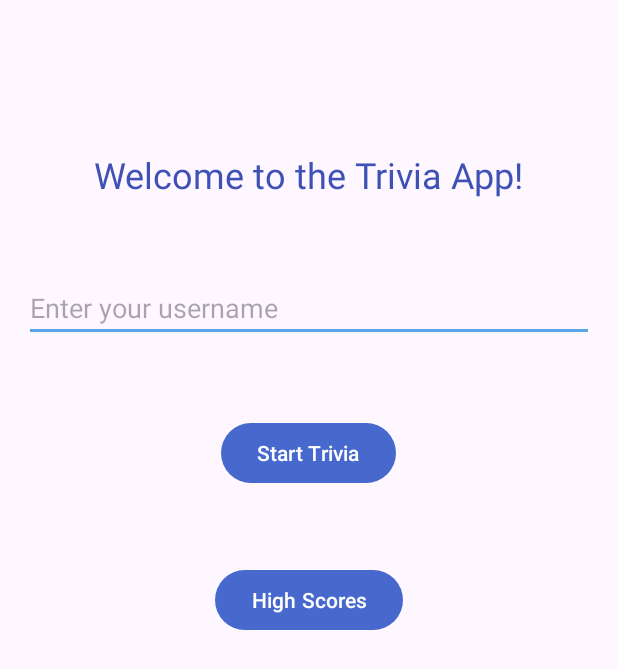
After one commit to h-okay/CST2335-Final-Project-Submission, an Android app: the layout trivia_user_details.xml on its own in the app's theme, with its tools: preview values and no code run, on a phone screen of 412 x 824 dp. The commit adds this screen. Shown: the top 669 px of the screen. Run offline under Robolectric (Android 15) with nearby library versions, the phone set to English and light mode, and no system bars.

Commit message:
[Trivia] Created Trivia Applications and Layouts

```diff
--- a/app/src/main/java/algonquin/cst2335/cst2335_finalproject/TriviaQuestions/data/UserScoreDAO.java
+++ b/app/src/main/java/algonquin/cst2335/cst2335_finalproject/TriviaQuestions/data/UserScoreDAO.java
@@ -1,5 +1,6 @@
 package algonquin.cst2335.cst2335_finalproject.TriviaQuestions.data;
 
+import androidx.lifecycle.LiveData;
 import androidx.room.Dao;
 import androidx.room.Insert;
 import androidx.room.Query;
@@ -12,5 +13,5 @@ public interface UserScoreDAO {
     void insert(UserScore userScore);
 
     @Query("SELECT * FROM UserScore ORDER BY score DESC LIMIT 10")
-    List<UserScore> getTopScores();
+    LiveData<List<UserScore>> getTopScores();
 }
--- /dev/null
+++ b/app/src/main/res/layout/trivia_user_details.xml
@@ -0,0 +1,54 @@
+<RelativeLayout xmlns:android="http://schemas.android.com/apk/res/android"
+    xmlns:tools="http://schemas.android.com/tools"
+    android:layout_width="match_parent"
+    android:layout_height="match_parent"
+    android:orientation="vertical"
+    tools:context="algonquin.cst2335.cst2335_finalproject.TriviaQuestions.data.TriviaMain">
+
+    <TextView
+        android:id="@+id/welcomeTextView"
+        android:layout_width="wrap_content"
+        android:layout_height="wrap_content"
+        android:layout_centerHorizontal="true"
+        android:layout_marginTop="100dp"
+        android:text="Welcome to the Trivia App!"
+        android:textSize="24sp" />
+
+    <EditText
+        android:id="@+id/usernameEditText"
+        android:layout_width="match_parent"
+        android:layout_height="wrap_content"
+        android:layout_below="@+id/welcomeTextView"
+        android:layout_marginStart="16dp"
+        android:layout_marginTop="50dp"
+        android:layout_marginEnd="16dp"
+        android:hint="Enter your username"
+        android:inputType="textPersonName" />
+
+    <Button
+        android:id="@+id/startTriviaButton"
+        android:layout_width="wrap_content"
+        android:layout_height="wrap_content"
+        android:layout_below="@+id/usernameEditText"
+        android:layout_centerHorizontal="true"
+        android:layout_marginTop="50dp"
+        android:text="Start Trivia" />
+
+    <Button
+        android:id="@+id/highScoresButton"
+        android:layout_width="wrap_content"
+        android:layout_height="wrap_content"
+        android:layout_below="@+id/startTriviaButton"
+        android:layout_centerHorizontal="true"
+        android:layout_marginTop="50dp"
+        android:text="High Scores" />
+
+    <FrameLayout
+        android:id="@+id/fragmentContainer"
+        android:layout_width="match_parent"
+        android:layout_height="match_parent"
+        android:layout_below="@+id/highScoresButton"/>
+
+
+
+</RelativeLayout>
```
Also changed, not shown: app/src/main/java/algonquin/cst2335/cst2335_finalproject/TriviaQuestions/data/AppDatabase.java (+18 -0 lines), app/src/main/java/algonquin/cst2335/cst2335_finalproject/TriviaQuestions/data/HighScoresFragment.java (added, +48 -0 lines), app/src/main/java/algonquin/cst2335/cst2335_finalproject/TriviaQuestions/data/HighScoresViewModel.java (added, +42 -0 lines), app/src/main/java/algonquin/cst2335/cst2335_finalproject/TriviaQuestions/data/TriviaMain.java (added, +49 -0 lines), app/src/main/java/algonquin/cst2335/cst2335_finalproject/TriviaQuestions/data/UserScore.java (+9 -2 lines), app/src/main/java/algonquin/cst2335/cst2335_finalproject/TriviaQuestions/ui/TriviaApplication.java (added, +162 -0 lines), app/src/main/res/layout/activity_trivia_main.xml (+5 -9 lines), app/src/main/res/layout/fragment_high_scores.xml (added, +12 -0 lines).
